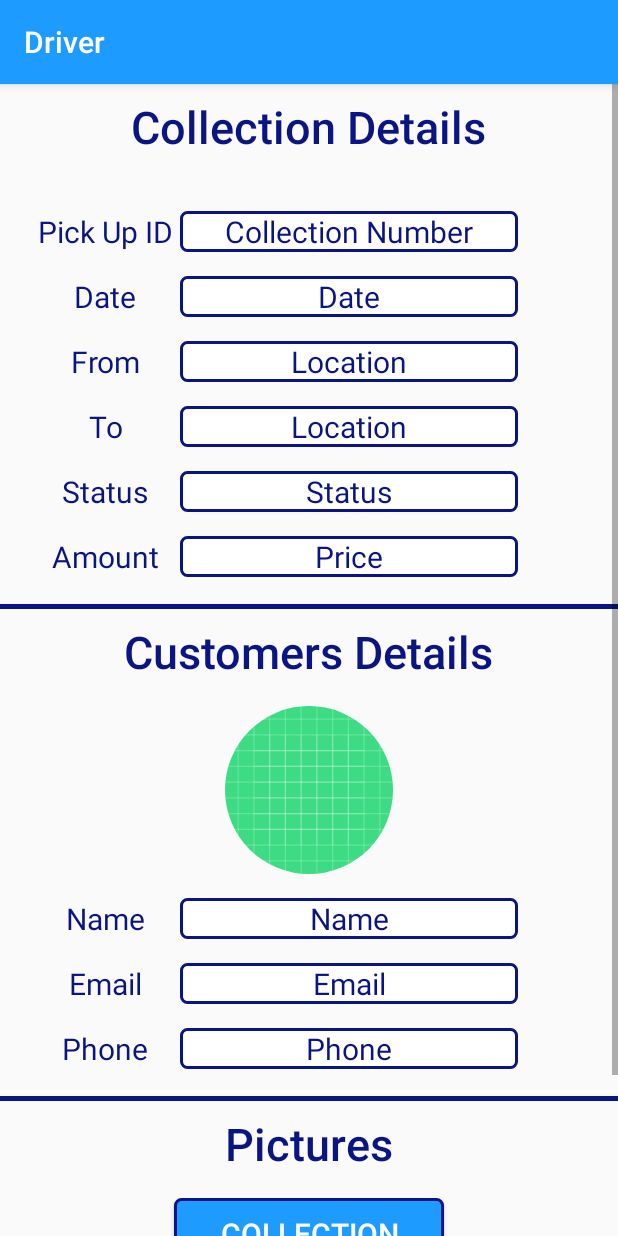
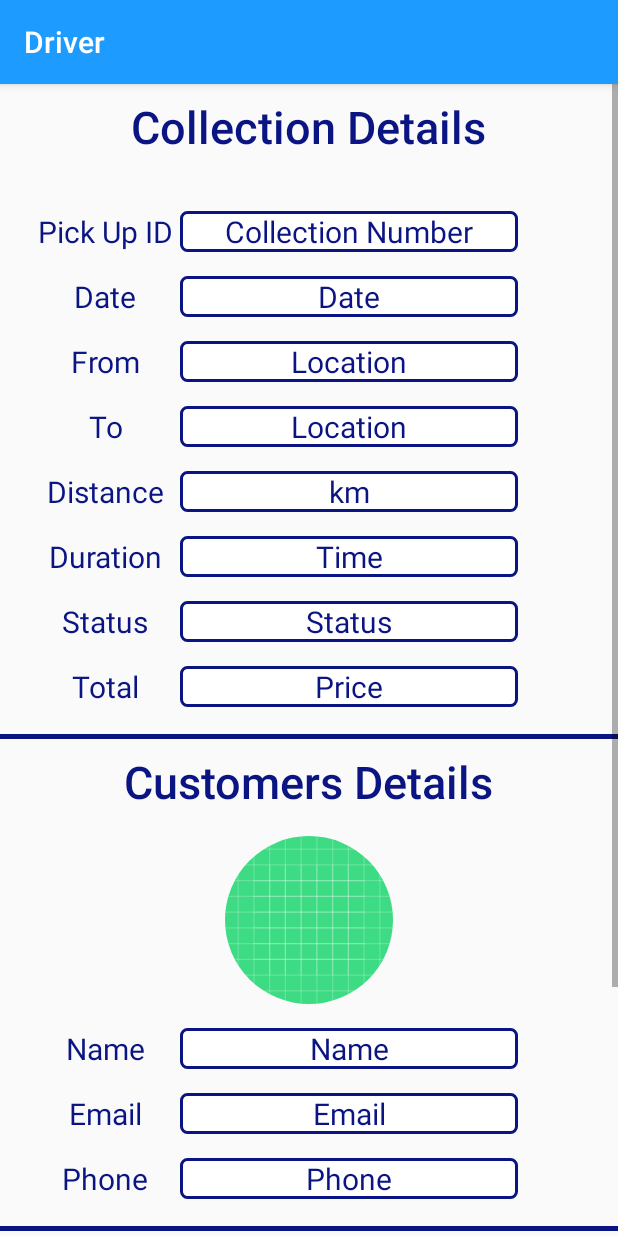
Before and after one commit to eugenemccormack/Driver_Collect_My_Car, an Android app: the UserHistory screen opened directly, with no data from a screen before it, on a phone screen of 412 x 824 dp. Run offline under Robolectric (Android 15) with nearby library versions, the phone set to English and light mode, and no system bars; our stand-ins replace CircleImageView, Firebase (no records; nobody signed in at launch, a user with empty details on screens opened directly); pictures from the network do not load.

Commit message:
Fixed Pricing and Distance & Added to History Activity

```diff
--- a/app/src/main/java/com/example/collect_my_car/Model/Common.kt
+++ b/app/src/main/java/com/example/collect_my_car/Model/Common.kt
@@ -143,6 +143,12 @@ object Common {
 
     }
 
+    val USER_TOTAL: String = "TotalUser"
+    val USER_DURATION_VALUE: String = "DurationUserValue"
+    val USER_DURATION_TEXT: String = "DurationUser"
+    val USER_DISTANCE_VALUE: String = "DistanceUserValue"
+    val USER_DISTANCE_TEXT: String = "DistanceUser"
+
     val USER_REQUEST_COMPLETE_TRIP: String = "RequestCompleteTripToUser"
     val REQUEST_DRIVER_DECLINE_AND_REMOVE_TRIP: String = "DeclineAndRemoveTrip"
     val TRIP_DESTINATION_LOCATION_REF: String = "TripDestinationLocation"
--- a/app/src/main/java/com/example/collect_my_car/Model/EventBus/DriverRequestReceived.kt
+++ b/app/src/main/java/com/example/collect_my_car/Model/EventBus/DriverRequestReceived.kt
@@ -7,6 +7,11 @@ class DriverRequestReceived {
     var pickupLocationString: String? = null
     var destinationLocation: String? = null
     var destinationLocationString: String? = null
+    var distanceValue = 0
+    var durationValue = 0
+    var totalPrice = 0.0
+    var distanceText: String?=""
+    var durationText:String?=""
 
 
 
--- a/app/src/main/res/layout/activity_user_history.xml
+++ b/app/src/main/res/layout/activity_user_history.xml
@@ -170,6 +170,68 @@
             android:paddingBottom="8dp">
 
             <TextView
+                android:id="@+id/distance"
+                android:layout_width="100dp"
+                android:layout_height="wrap_content"
+                android:layout_marginLeft="10dp"
+                android:gravity="center"
+                android:text="Distance"
+                android:textColor="@color/dark_Blue"
+                android:textSize="20dp" />
+
+            <TextView
+                android:id="@+id/driver_distance_history"
+                android:layout_width="225dp"
+                android:layout_height="wrap_content"
+                android:background="@drawable/register_edittext"
+                android:gravity="center"
+                android:text="km"
+                android:textAlignment="center"
+                android:textColor="@color/dark_Blue"
+                android:textSize="20dp" />
+
+        </LinearLayout>
+
+        <LinearLayout
+            android:layout_width="match_parent"
+            android:layout_height="match_parent"
+            android:orientation="horizontal"
+            android:paddingLeft="10dp"
+            android:paddingTop="8dp"
+            android:paddingBottom="8dp">
+
+            <TextView
+                android:id="@+id/duration"
+                android:layout_width="100dp"
+                android:layout_height="wrap_content"
+                android:layout_marginLeft="10dp"
+                android:gravity="center"
+                android:text="Duration"
+                android:textColor="@color/dark_Blue"
+                android:textSize="20dp" />
+
+            <TextView
+                android:id="@+id/driver_duration_history"
+                android:layout_width="225dp"
+                android:layout_height="wrap_content"
+                android:background="@drawable/register_edittext"
+                android:gravity="center"
+                android:text="Time"
+                android:textAlignment="center"
+                android:textColor="@color/dark_Blue"
+                android:textSize="20dp" />
+
+        </LinearLayout>
+
+        <LinearLayout
+            android:layout_width="match_parent"
+            android:layout_height="match_parent"
+            android:orientation="horizontal"
+            android:paddingLeft="10dp"
+            android:paddingTop="8dp"
+            android:paddingBottom="8dp">
+
+            <TextView
                 android:id="@+id/complete"
                 android:layout_width="100dp"
                 android:layout_height="wrap_content"
@@ -206,7 +268,7 @@
                 android:layout_height="wrap_content"
                 android:layout_marginLeft="10dp"
                 android:gravity="center"
-                android:text="Amount"
+                android:text="Total"
                 android:textColor="@color/dark_Blue"
                 android:textSize="20dp" />
 
--- a/app/src/main/res/values/strings.xml
+++ b/app/src/main/res/values/strings.xml
@@ -25,7 +25,7 @@
     <string name="dropOff_camera">Drop Off Pictures</string>
     <string name="complete_journey">Complete Journey</string>
     <string name="complete_journey_failed">Complete Journey Failed</string>
-    <string name="complete_journey_successful">Your Car have been Successfully Dropped Off, Thank You!</string>
+    <string name="complete_journey_successful">Drop Off Complete, Thank You!</string>
     <string name="hard_braking">Hard Braking</string>
 
 
```
Also changed, not shown: app/src/main/java/com/example/collect_my_car/MapsActivity.kt (+24 -6 lines), app/src/main/java/com/example/collect_my_car/Model/TripPlanModel.kt (+12 -4 lines), app/src/main/java/com/example/collect_my_car/Services/MyFirebaseMessagingService.kt (+9 -1 lines), app/src/main/java/com/example/collect_my_car/UserHistory.kt (+7 -2 lines).
